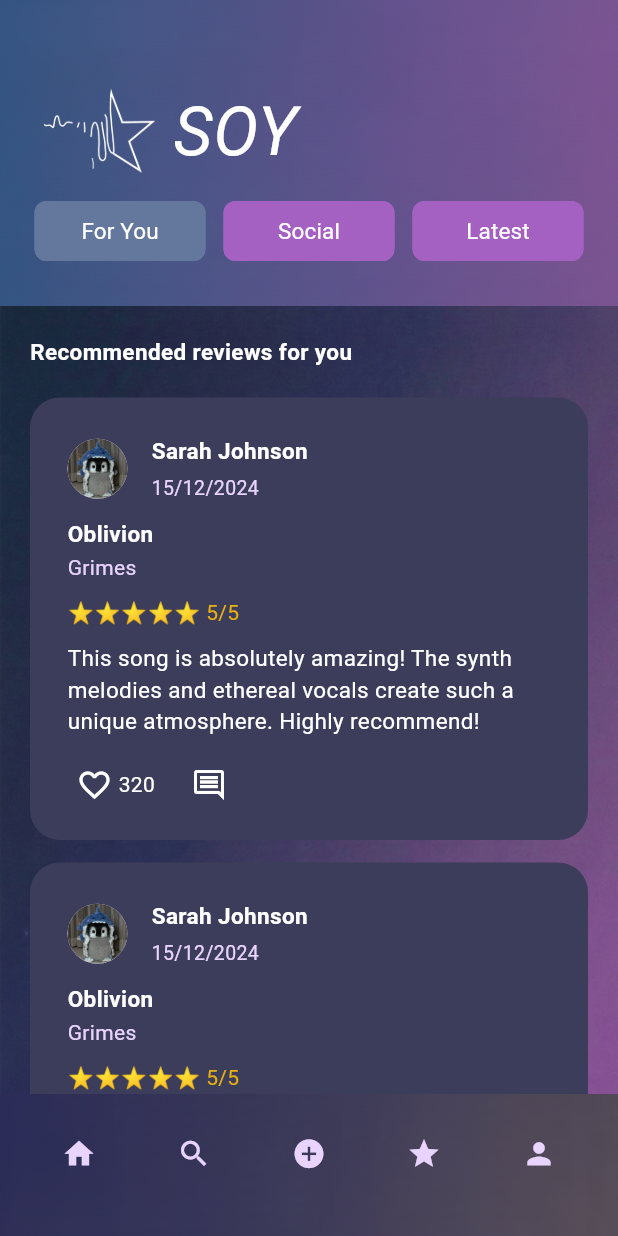
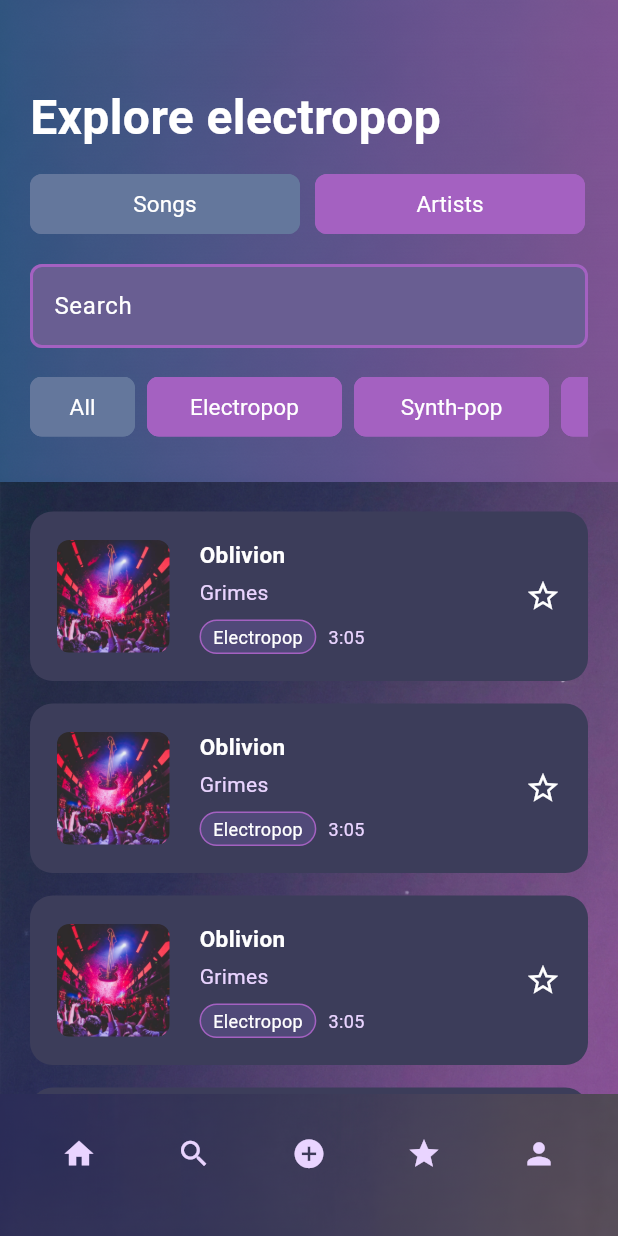
Before and after one commit to Lunax320/soy-mobile-computing-flutter, a Flutter app: the screen it shows after launch, on a phone screen of 412 x 824 dp. Run offline on Flutter 3.47's test engine with Material 3 defaults, Android fonts, the phone set to English and light mode, and no system bars.

Commit message:
feat: complete ExploreScreen design

```diff
--- a/lib/main.dart
+++ b/lib/main.dart
@@ -3,6 +3,7 @@ import 'package:soy_mobile_computing_flutter/screens/start_screen.dart';
 import 'package:soy_mobile_computing_flutter/screens/login_screen.dart';
 import 'package:soy_mobile_computing_flutter/screens/register_screen.dart';
 import 'package:soy_mobile_computing_flutter/screens/for_you_feed_screen.dart';
+import 'package:soy_mobile_computing_flutter/screens/explore_screen.dart';
 
 void main() {
   runApp(const MyApp());
@@ -14,7 +15,7 @@ class MyApp extends StatelessWidget {
   @override
   Widget build(BuildContext context) {
     return const MaterialApp(
-      home: ForYouFeedScreen()
+      home: ExploreScreen()
     ); // MaterialApp
   }
 }
--- /dev/null
+++ b/lib/screens/explore_screen.dart
@@ -0,0 +1,320 @@
+import 'package:flutter/material.dart';
+import 'package:soy_mobile_computing_flutter/screens/login_screen.dart';
+import 'package:soy_mobile_computing_flutter/screens/for_you_feed_screen.dart';
+
+
+class ExploreScreen extends StatelessWidget {
+  const ExploreScreen({super.key});
+
+  @override
+  Widget build(BuildContext context) {
+    return Scaffold(
+      body: Stack(
+        children: [
+          Container(
+            decoration: const BoxDecoration(
+              image: DecorationImage(
+                image: AssetImage('assets/images/bg_plain.png'),
+                fit: BoxFit.cover,
+              ),
+            ),
+          ),
+
+          Column(
+            children: [
+              const ExploreScreenHeader(),
+              Expanded(
+                child: Padding(
+                  padding: const EdgeInsets.symmetric(horizontal: 20),
+                  child: const SongList(),
+                ),
+              ),
+            ],
+          ),
+        ],
+      ),
+      bottomNavigationBar: const BottomNavigationBar(),
+    );
+  }
+}
+
+class ExploreScreenHeader extends StatelessWidget {
+  const ExploreScreenHeader({super.key});
+
+  @override
+  Widget build(BuildContext context) {
+    return Container(
+      decoration: const BoxDecoration(
+        image: DecorationImage(
+          image: AssetImage('assets/images/bg_plain_top.png'),
+          fit: BoxFit.cover,
+        ),
+      ),
+      child: Padding(
+        padding: const EdgeInsets.symmetric(horizontal: 20, vertical: 30),
+        child: Column(
+          crossAxisAlignment: CrossAxisAlignment.start,
+          children: [
+            const SizedBox(height: 25),
+
+            const Text(
+              "Explore electropop",
+              style: TextStyle(
+                color: Colors.white,
+                fontSize: 32,
+                fontWeight: FontWeight.bold,
+              ),
+            ),
+            const SizedBox(height: 15),
+
+            const Row(
+              crossAxisAlignment: CrossAxisAlignment.start,
+              children: [
+                LittleGenericButton(
+                  buttonName: "Songs",
+                  buttonColor: Color(0xFF64779C),
+                  buttonHeight: 40,
+                  buttonWidth: 180,
+                ),
+                SizedBox(width: 10),
+                LittleGenericButton(
+                  buttonName: "Artists",
+                  buttonColor: Color(0xFFA461C1),
+                  buttonHeight: 40,
+                  buttonWidth: 180,
+                ),
+              ],
+            ),
+            const SizedBox(height: 20),
+
+            const GeneralForm(
+              labelText: "Search",
+              hintText: "Search songs, artists...",
+            ),
+            const SizedBox(height: 5),
+
+            const GenresFilter(),
+          ],
+        ),
+      ),
+    );
+  }
+}
+
+class GenresFilter extends StatelessWidget {
+  const GenresFilter({super.key});
+
+  @override
+  Widget build(BuildContext context) {
+    return SizedBox(
+      height: 40,
+      child: ListView(
+        scrollDirection: Axis.horizontal,
+        children: [
+          LittleGenericButton(
+            buttonName: "All",
+            buttonColor: const Color(0xFF64779C),
+            buttonHeight: 40,
+            buttonWidth: 70,
+          ),
+          const SizedBox(width: 8),
+          LittleGenericButton(
+            buttonName: "Electropop",
+            buttonColor: const Color(0xFFA461C1),
+            buttonHeight: 40,
+            buttonWidth: 130,
+          ),
+          const SizedBox(width: 8),
+          LittleGenericButton(
+            buttonName: "Synth-pop",
+            buttonColor: const Color(0xFFA461C1),
+            buttonHeight: 40,
+            buttonWidth: 130,
+          ),
+          const SizedBox(width: 8),
+          LittleGenericButton(
+            buttonName: "Synthwave",
+            buttonColor: const Color(0xFFA461C1),
+            buttonHeight: 40,
+            buttonWidth: 130,
+          ),
+          const SizedBox(width: 8),
+          LittleGenericButton(
+            buttonName: "Dream Pop",
+            buttonColor: const Color(0xFFA461C1),
+            buttonHeight: 40,
+            buttonWidth: 130,
+          ),
+          const SizedBox(width: 8),
+          LittleGenericButton(
+            buttonName: "Indie Pop",
+            buttonColor: const Color(0xFFA461C1),
+            buttonHeight: 40,
+            buttonWidth: 130,
+          ),
+        ],
+      ),
+    );
+  }
+}
+
+class SongList extends StatelessWidget {
+  const SongList({super.key});
+
+  @override
+  Widget build(BuildContext context) {
+    return const Column(
+      children: [
+        Expanded(
+          child: SingleChildScrollView(
+            child: Column(
+              crossAxisAlignment: CrossAxisAlignment.start,
+              children: [
+                SizedBox(height: 20),
+                SongCard(),
+                SizedBox(height: 15),
+                SongCard(),
+                SizedBox(height: 15),
+                SongCard(),
+                SizedBox(height: 15),
+                SongCard(),
+                SizedBox(height: 15),
+                SongCard(),
+              ],
+            ),
+          ),
+        ),
+      ],
+    );
+  }
+}
+
+class SongCard extends StatelessWidget {
+  const SongCard({super.key});
+
+  @override
+  Widget build(BuildContext context) {
+    return Container(
+      decoration: BoxDecoration(
+        color: const Color(0xFF3C3D5A),
+        borderRadius: BorderRadius.circular(15),
+      ),
+      child: Padding(
+        padding: EdgeInsets.all(18),
+        child: Row(
+          children: [
+            Container(
+              width: 75,
+              height: 75,
+              decoration: BoxDecoration(
+                borderRadius: BorderRadius.circular(8),
+                image: DecorationImage(
+                  image: AssetImage('assets/images/img_oblivion.jpg'),
+                  fit: BoxFit.cover,
+                ),
+              ),
+            ),
+
+            SizedBox(width: 20),
+
+            Expanded(
+              child: Column(
+                crossAxisAlignment: CrossAxisAlignment.start,
+                children: [
+                  Text(
+                    "Oblivion",
+                    style: TextStyle(
+                      color: Colors.white,
+                      fontWeight: FontWeight.bold,
+                      fontSize: 15,
+                    ),
+                  ),
+                  SizedBox(height: 5),
+                  Text(
+                    "Grimes",
+                    style: TextStyle(
+                      color: Color(0xFFE9D4FF),
+                      fontSize: 14,
+                    ),
+                  ),
+                  SizedBox(height: 8),
+                  Row(
+                    children: [
+                      Container(
+                        padding: EdgeInsets.symmetric(horizontal: 8, vertical: 2),
+                        decoration: BoxDecoration(
+                          color: Color(0xFF504978),
+                          borderRadius: BorderRadius.all(Radius.circular(50)),
+                          border: Border.all(color: Color(0xFFA461C1), width: 1),
+                        ),
+                        child: Text(
+                          "Electropop",
+                          style: TextStyle(color: Colors.white, fontSize: 12),
+                        ),
+                      ),
+                      SizedBox(width: 8),
+                      Text(
+                        "3:05",
+                        style: TextStyle(color: Color(0xFFE9D4FF), fontSize: 12),
+                      ),
+                    ],
+                  ),
+                ],
+              ),
+            ),
+            Icon(Icons.star_border, color: Colors.white, size: 24),
+          ],
+        ),
+      ),
+    );
+  }
+}
+
+class BottomNavigationBar extends StatelessWidget {
+  const BottomNavigationBar({super.key});
+
+  @override
+  Widget build(BuildContext context) {
+    return Stack(
+      children: [
+        Image.asset(
+          'assets/images/bg_plain_bottom.png',
+          width: double.infinity,
+          height: 95,
+          fit: BoxFit.fill,
+        ),
+        Container(
+          height: 80,
+          decoration: const BoxDecoration(
+            color: Colors.transparent,
+          ),
+          child: Row(
+            mainAxisAlignment: MainAxisAlignment.spaceEvenly,
+            children: [
+              IconButton(
+                icon: const Icon(Icons.home, color: Color(0xFFE9D4FF), size: 23),
+                onPressed: () {},
+              ),
+              IconButton(
+                icon: const Icon(Icons.search, color: Color(0xFFE9D4FF), size: 23),
+                onPressed: () {},
+              ),
+              IconButton(
+                icon: const Icon(Icons.add_circle, color: Color(0xFFE9D4FF), size: 23),
+                onPressed: () {},
+              ),
+              IconButton(
+                icon: const Icon(Icons.star, color: Color(0xFFE9D4FF), size: 23),
+                onPressed: () {},
+              ),
+              IconButton(
+                icon: const Icon(Icons.person, color: Color(0xFFE9D4FF), size: 23),
+                onPressed: () {},
+              ),
+            ],
+          ),
+        ),
+      ],
+    );
+  }
+}
```
